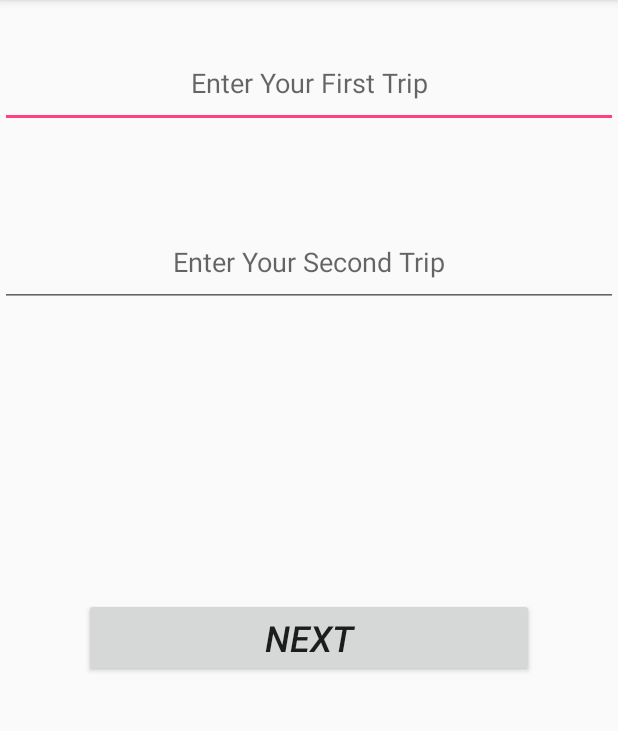
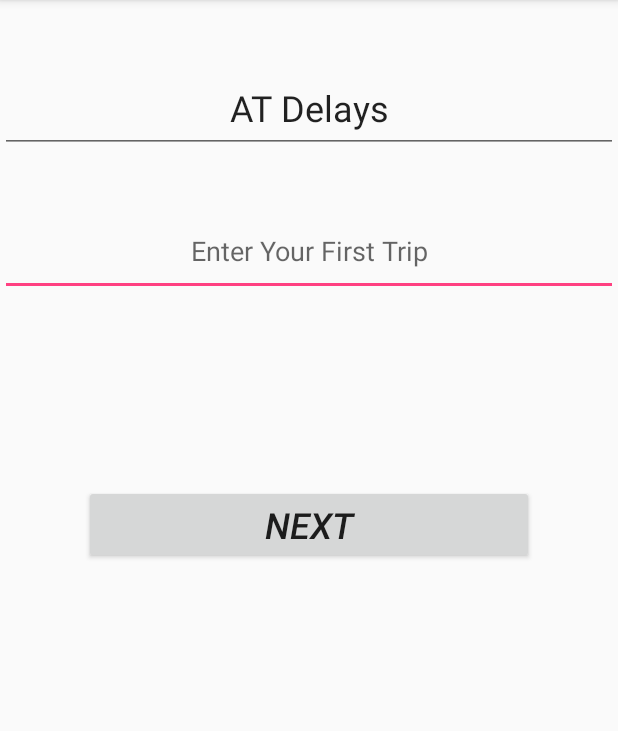
Before and after one commit to autlamps/delay-mobile-android, an Android app: the homePage screen opened directly, with no data from a screen before it, on a phone screen of 412 x 824 dp, the part 84-815 px from its top. Run offline under Robolectric (Android 15) with nearby library versions, the phone set to English and light mode, and no system bars.

Commit message:
added more data to homepage tab

```diff
--- a/app/src/main/AndroidManifest.xml
+++ b/app/src/main/AndroidManifest.xml
@@ -21,10 +21,6 @@
         <activity android:name=".pages.createAccount" />
         <activity android:name=".pages.homePage" />
         <activity android:name=".pages.RegisterAccount" />
-        <activity
-            android:name=".pages.TabbedPages"
-            android:label="@string/title_activity_tabbed_pages"
-            android:theme="@style/AppTheme.NoActionBar" />
         <activity android:name=".pages.TripPage"></activity>
     </application>
 
--- a/app/src/main/java/com/example/izaac/delayed/pages/homePage.java
+++ b/app/src/main/java/com/example/izaac/delayed/pages/homePage.java
@@ -6,15 +6,16 @@ import android.os.Bundle;
 import android.view.View;
 import android.widget.Button;
 import android.widget.EditText;
+import android.widget.TextView;
 import android.widget.Toast;
 
 import com.example.izaac.delayed.R;
 import com.example.izaac.delayed.interfaces.DelayApi;
-import com.example.izaac.delayed.models.AuthTokens;
 import com.example.izaac.delayed.models.DelayResponse;
 import com.example.izaac.delayed.models.NextStopDetails;
 import com.example.izaac.delayed.models.RouteDetails;
 import com.example.izaac.delayed.models.Trip;
+import com.example.izaac.delayed.models.TripDetails;
 
 import java.io.IOException;
 import java.util.ArrayList;
@@ -33,16 +34,16 @@ import static com.example.izaac.delayed.pages.LoginPage.token;
 public class homePage extends AppCompatActivity {
 
     private EditText Trip1;
-    private EditText Trip2;
+    private EditText AmountOfTrips;
     private Button NextButton;
-    private String SelectedTrip1;
+    private String SelectedTrip;
     private String SelectedTrip2;
     RouteDetails routeDetails = new RouteDetails();
     public static ArrayList<NextStopDetails> NSDetails = new ArrayList<NextStopDetails>();
-    //AuthTokens authTokens = new AuthTokens();
+    public static ArrayList<Trip> BaseTripDetails = new ArrayList<Trip>();
+    TripDetails tripDetails = new TripDetails();
 
 
-   /// @SuppressLint("WrongViewCast")
     @Override
     protected void onCreate(Bundle savedInstanceState) {
         super.onCreate(savedInstanceState);
@@ -51,7 +52,9 @@ public class homePage extends AppCompatActivity {
         System.out.println("jello");
 
         Trip1 = (EditText) findViewById(R.id.trip1text);
-        Trip2 = (EditText) findViewById(R.id.trip2text);
+        AmountOfTrips = (EditText) findViewById(R.id.tripAmount);
+
+        AmountOfTrips.setText("AT Delays" ,TextView.BufferType.EDITABLE);
 
         NextButton = (Button) findViewById(R.id.nextButton);
 
@@ -63,26 +66,9 @@ public class homePage extends AppCompatActivity {
         });
 
 
-
-
     }
 
-    //RouteDetails routeDetails = new RouteDetails();
-
     public void selectTrip() {
-
-       /* Interceptor interceptor = new Interceptor() {
-            @Override
-            public okhttp3.Response intercept(Chain chain) throws IOException {
-                Request newRequest = chain.request().newBuilder().addHeader("X-DELAY-AUTH", token).build();
-                return chain.proceed(newRequest);
-            }
-        };
-
-// Add the interceptor to OkHttpClient
-        OkHttpClient.Builder builder = new OkHttpClient.Builder();
-        builder.interceptors().add(interceptor);
-        OkHttpClient client = builder.build();*/
 
        OkHttpClient.Builder okhttpBuilder = new OkHttpClient.Builder();
 
@@ -107,10 +93,9 @@ public class homePage extends AppCompatActivity {
 
         DelayApi delayApi = retrofit.create(DelayApi.class);
 
-        SelectedTrip1 = Trip1.getText().toString().trim();
-        SelectedTrip2 = Trip2.getText().toString().trim();
+        SelectedTrip = Trip1.getText().toString().trim();
+        tripDetails.setTrip(SelectedTrip);
 
-       // Trip trip = new Trip("X-DELAY-AUTH", token);
         Call<DelayResponse> call = delayApi.trip();
 
         call.enqueue(new Callback<DelayResponse>() {
@@ -126,6 +111,16 @@ public class homePage extends AppCompatActivity {
                     //RouteDetails routeDetails = new RouteDetails(SelectedTrip1, SelectedTrip2);
                     for (int i = 0; i < response.body().getResult().getTrips().size(); i++) {
                         NextStopDetails nextStopDetails = new NextStopDetails();
+                        Trip trip = new Trip();
+
+                        trip.setTrip_id(response.body().getResult().getTrips().get(i).getTripId());
+                        trip.setRoute_id(response.body().getResult().getTrips().get(i).getRouteId());
+                        trip.setRoute_short_name(response.body().getResult().getTrips().get(i).getRouteShortName());
+                        trip.setRoute_long_name(response.body().getResult().getTrips().get(i).getRouteLongName());
+                        trip.setVehicle_id(response.body().getResult().getTrips().get(i).getVehicleId());
+                        trip.setLatitude(response.body().getResult().getTrips().get(i).getLat());
+                        trip.setLongitude(response.body().getResult().getTrips().get(i).getLon());
+                        BaseTripDetails.add(trip);
 
                         nextStopDetails.setName(response.body().getResult().getTrips().get(i).getNextStop().getName());
                         nextStopDetails.setDelay(response.body().getResult().getTrips().get(i).getNextStop().getDelay());
--- a/app/src/main/res/layout/activity_home_page.xml
+++ b/app/src/main/res/layout/activity_home_page.xml
@@ -19,30 +19,32 @@
         android:textStyle="italic"
         android:layout_alignParentBottom="true"
         android:layout_centerHorizontal="true"
-        android:layout_marginBottom="44dp" />
+        android:layout_marginBottom="119dp" />
 
     <EditText
         android:id="@+id/trip1text"
         android:layout_width="match_parent"
         android:layout_height="60dp"
-        android:layout_alignParentLeft="true"
-        android:layout_alignParentStart="true"
-        android:layout_alignParentTop="true"
-        android:layout_marginTop="25dp"
         android:ems="10"
         android:inputType="textPersonName"
         android:hint="Enter Your First Trip"
-        android:textAlignment="center" />
+        android:textAlignment="center"
+        android:layout_marginBottom="126dp"
+        android:layout_above="@+id/nextButton"
+        android:layout_alignParentLeft="true"
+        android:layout_alignParentStart="true" />
 
     <EditText
-        android:id="@+id/trip2text"
+        android:id="@+id/tripAmount"
         android:layout_width="match_parent"
         android:layout_height="60dp"
-        android:layout_below="@+id/trip1text"
-        android:layout_centerHorizontal="true"
-        android:layout_marginTop="59dp"
+        android:layout_above="@+id/trip1text"
+        android:layout_alignParentEnd="true"
+        android:layout_alignParentRight="true"
+        android:layout_marginBottom="35dp"
         android:ems="10"
         android:inputType="textPersonName"
-        android:hint="Enter Your Second Trip"
-        android:textAlignment="center" />
+        android:textAlignment="center"
+        android:textSize="24sp" />
+
 </RelativeLayout>
```
Also changed, not shown: app/src/main/java/com/example/izaac/delayed/models/Trip.java (+63 -8 lines), app/src/main/java/com/example/izaac/delayed/models/TripDetails.java (+11 -2 lines), app/src/main/java/com/example/izaac/delayed/pages/Tab1Trips.java (deleted, +0 -36 lines), app/src/main/java/com/example/izaac/delayed/pages/Tab2Subscriptions.java (deleted, +0 -24 lines), app/src/main/java/com/example/izaac/delayed/pages/Tab3Settings.java (deleted, +0 -24 lines), app/src/main/java/com/example/izaac/delayed/pages/TabbedPages.java (deleted, +0 -143 lines), app/src/main/java/com/example/izaac/delayed/pages/TripPage.java (+34 -24 lines), app/src/main/res/layout/activity_trip_page.xml (+10 -32 lines).
